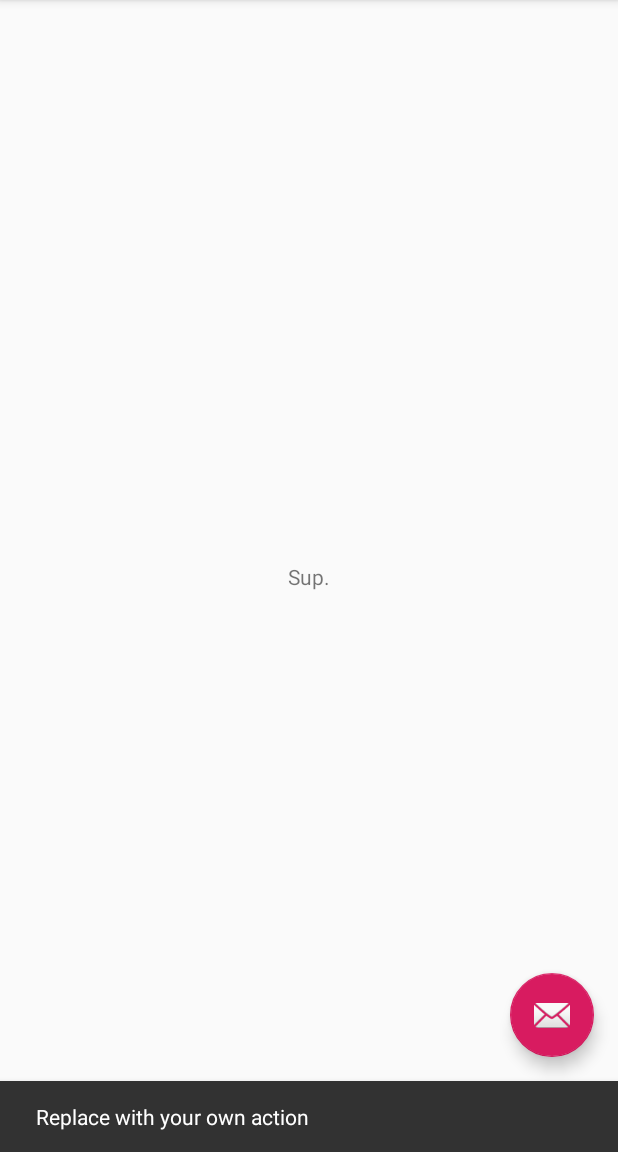
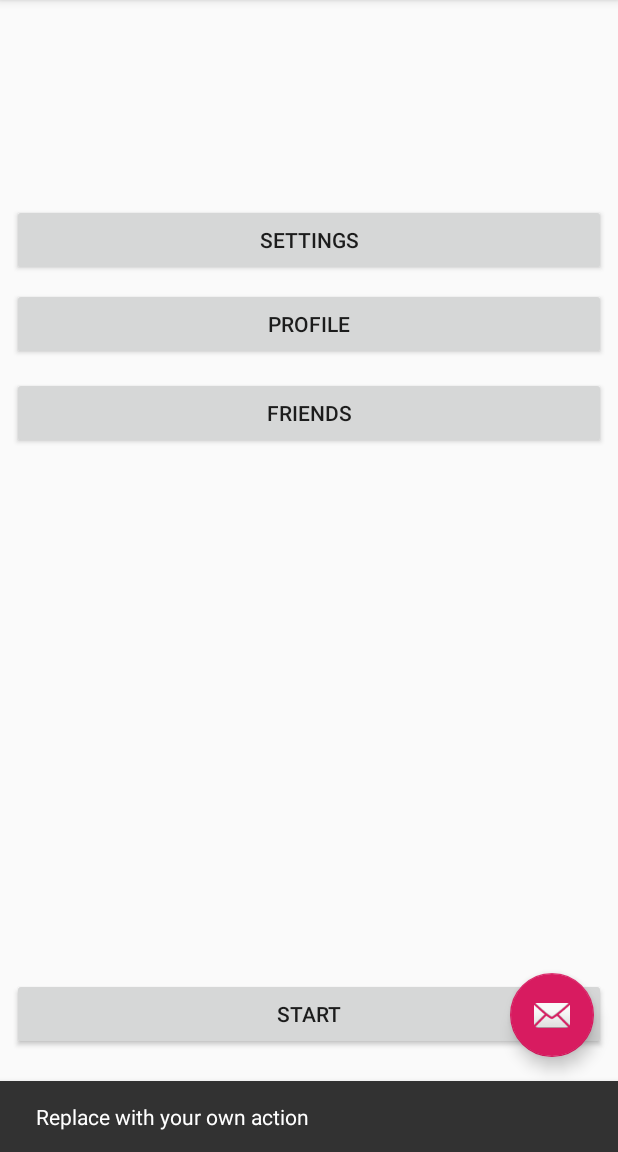
Before and after one commit to knoxaramav2/388Final, an Android app: the screen it shows after launch (MainActivity), after a tap on an icon or button, on a phone screen of 412 x 824 dp, the part 84-1236 px from its top. Run offline under Robolectric (Android 15) with nearby library versions, the phone set to English and light mode, and no system bars.

```diff
--- a/Hoarders/app/build.gradle
+++ b/Hoarders/app/build.gradle
@@ -26,4 +26,5 @@ dependencies {
     testImplementation 'junit:junit:4.12'
     androidTestImplementation 'com.android.support.test:runner:1.0.2'
     androidTestImplementation 'com.android.support.test.espresso:espresso-core:3.0.2'
+    implementation 'com.google.android.gms:play-services-maps:16.0.0'
 }
--- a/Hoarders/app/src/main/java/com/knx/mmi/hoarders/MainActivityFragment.java
+++ /dev/null
@@ -1,22 +0,0 @@
-package com.knx.mmi.hoarders;
-
-import android.support.v4.app.Fragment;
-import android.os.Bundle;
-import android.view.LayoutInflater;
-import android.view.View;
-import android.view.ViewGroup;
-
-/**
- * A placeholder fragment containing a simple view.
- */
-public class MainActivityFragment extends Fragment {
-
-    public MainActivityFragment() {
-    }
-
-    @Override
-    public View onCreateView(LayoutInflater inflater, ViewGroup container,
-                             Bundle savedInstanceState) {
-        return inflater.inflate(R.layout.fragment_main, container, false);
-    }
-}
--- a/Hoarders/app/src/main/res/layout/content_main.xml
+++ b/Hoarders/app/src/main/res/layout/content_main.xml
@@ -1,9 +1,66 @@
-<fragment xmlns:android="http://schemas.android.com/apk/res/android"
+<?xml version="1.0" encoding="utf-8"?>
+<android.support.constraint.ConstraintLayout xmlns:android="http://schemas.android.com/apk/res/android"
     xmlns:app="http://schemas.android.com/apk/res-auto"
     xmlns:tools="http://schemas.android.com/tools"
-    android:id="@+id/fragment"
-    android:name="com.knx.mmi.hoarders.MainActivityFragment"
     android:layout_width="match_parent"
     android:layout_height="match_parent"
     app:layout_behavior="@string/appbar_scrolling_view_behavior"
-    tools:layout="@layout/fragment_main" />
+    tools:context=".MainActivity"
+    tools:showIn="@layout/activity_main">
+
+    <Button
+        android:id="@+id/button_settings"
+        android:layout_width="0dp"
+        android:layout_height="wrap_content"
+        android:layout_marginStart="8dp"
+        android:layout_marginTop="136dp"
+        android:layout_marginEnd="8dp"
+        android:text="@string/action_settings"
+        app:layout_constraintEnd_toEndOf="parent"
+        app:layout_constraintHorizontal_bias="0.0"
+        app:layout_constraintStart_toStartOf="parent"
+        app:layout_constraintTop_toTopOf="parent" />
+
+    <Button
+        android:id="@+id/button_profile"
+        android:layout_width="0dp"
+        android:layout_height="wrap_content"
+        android:layout_marginStart="8dp"
+        android:layout_marginTop="8dp"
+        android:layout_marginEnd="8dp"
+        android:text="@string/action_profile"
+        app:layout_constraintEnd_toEndOf="parent"
+        app:layout_constraintStart_toStartOf="parent"
+        app:layout_constraintTop_toBottomOf="@+id/button_settings" />
+
+    <Button
+        android:id="@+id/button_start"
+        android:layout_width="0dp"
+        android:layout_height="wrap_content"
+        android:layout_marginStart="8dp"
+        android:layout_marginEnd="8dp"
+        android:layout_marginBottom="68dp"
+        android:onClick="onStartButtonClick"
+        android:text="@string/action_start"
+        app:layout_constraintBottom_toBottomOf="parent"
+        app:layout_constraintEnd_toEndOf="parent"
+        app:layout_constraintHorizontal_bias="1.0"
+        app:layout_constraintStart_toStartOf="parent" />
+
+    <Button
+        android:id="@+id/button_friends"
+        android:layout_width="0dp"
+        android:layout_height="wrap_content"
+        android:layout_marginStart="8dp"
+        android:layout_marginTop="8dp"
+        android:layout_marginEnd="8dp"
+        android:layout_marginBottom="8dp"
+        android:text="@string/action_friends"
+        app:layout_constraintBottom_toTopOf="@+id/button_start"
+        app:layout_constraintEnd_toEndOf="parent"
+        app:layout_constraintHorizontal_bias="0.0"
+        app:layout_constraintStart_toStartOf="parent"
+        app:layout_constraintTop_toBottomOf="@+id/button_profile"
+        app:layout_constraintVertical_bias="0.01" />
+
+</android.support.constraint.ConstraintLayout>
--- a/Hoarders/app/src/main/res/layout/fragment_main.xml
+++ /dev/null
@@ -1,19 +0,0 @@
-<?xml version="1.0" encoding="utf-8"?>
-<android.support.constraint.ConstraintLayout xmlns:android="http://schemas.android.com/apk/res/android"
-    xmlns:app="http://schemas.android.com/apk/res-auto"
-    xmlns:tools="http://schemas.android.com/tools"
-    android:layout_width="match_parent"
-    android:layout_height="match_parent"
-    tools:context=".MainActivityFragment"
-    tools:showIn="@layout/activity_main">
-
-    <TextView
-        android:layout_width="wrap_content"
-        android:layout_height="wrap_content"
-        android:text="Sup."
-        app:layout_constraintBottom_toBottomOf="parent"
-        app:layout_constraintLeft_toLeftOf="parent"
-        app:layout_constraintRight_toRightOf="parent"
-        app:layout_constraintTop_toTopOf="parent" />
-
-</android.support.constraint.ConstraintLayout>
--- /dev/null
+++ b/Hoarders/app/src/main/res/values-w820dp/dimens.xml
@@ -0,0 +1,6 @@
+<resources>
+    <!-- Example customization of dimensions originally defined in res/values/dimens.xml
+         (such as screen margins) for screens with more than 820dp of available width. This
+         would include 7" and 10" devices in landscape (~960dp and ~1280dp respectively). -->
+    <dimen name="activity_horizontal_margin">64dp</dimen>
+</resources>
--- a/Hoarders/app/src/main/res/values/dimens.xml
+++ b/Hoarders/app/src/main/res/values/dimens.xml
@@ -1,3 +1,7 @@
 <resources>
     <dimen name="fab_margin">16dp</dimen>
+    <!-- Default screen margins, per the Android Design guidelines. -->
+    <dimen name="activity_horizontal_margin">16dp</dimen>
+    <dimen name="activity_vertical_margin">16dp</dimen>
+    <dimen name="appbar_padding_top">8dp</dimen>
 </resources>
--- a/Hoarders/app/src/main/res/values/strings.xml
+++ b/Hoarders/app/src/main/res/values/strings.xml
@@ -1,4 +1,17 @@
 <resources>
     <string name="app_name">Hoarders</string>
+
+    <string name="string_"></string>
+
     <string name="action_settings">Settings</string>
+    <string name="action_start">Start</string>
+    <string name="action_profile">Profile</string>
+    <string name="action_friends">Friends</string>
+    <string name="title_activity_maps">Map</string>
+    <string name="title_activity_game">GameActivity</string>
+    <string name="tab_text_1">Tab 1</string>
+    <string name="tab_text_2">Tab 2</string>
+    <string name="tab_text_3">Tab 3</string>
+    <string name="section_format">Hello World from section: %1$d</string>
+
 </resources>
```
Also changed, not shown: Hoarders/app/src/debug/res/values/google_maps_api.xml (added, +24 -0 lines), Hoarders/app/src/main/AndroidManifest.xml (+21 -0 lines), Hoarders/app/src/main/java/com/knx/mmi/hoarders/GameActivity.java (added, +199 -0 lines), Hoarders/app/src/main/java/com/knx/mmi/hoarders/MainActivity.java (+8 -0 lines), Hoarders/app/src/main/java/com/knx/mmi/hoarders/MapsActivity.java (added, +52 -0 lines), Hoarders/app/src/main/res/layout/activity_game.xml (added, +62 -0 lines), Hoarders/app/src/main/res/layout/activity_game_map.xml (added, +23 -0 lines), Hoarders/app/src/main/res/layout/activity_maps.xml (added, +9 -0 lines), Hoarders/app/src/main/res/layout/fragment_game.xml (added, +23 -0 lines), Hoarders/app/src/main/res/menu/menu_game.xml (added, +10 -0 lines), 1 other file.
